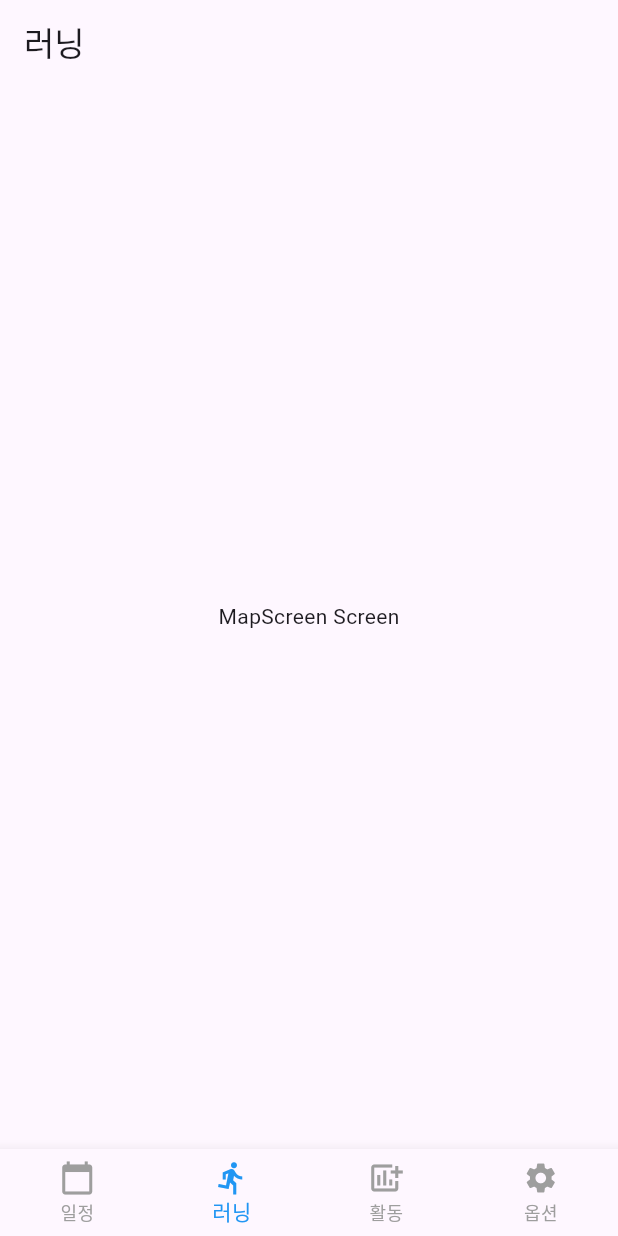
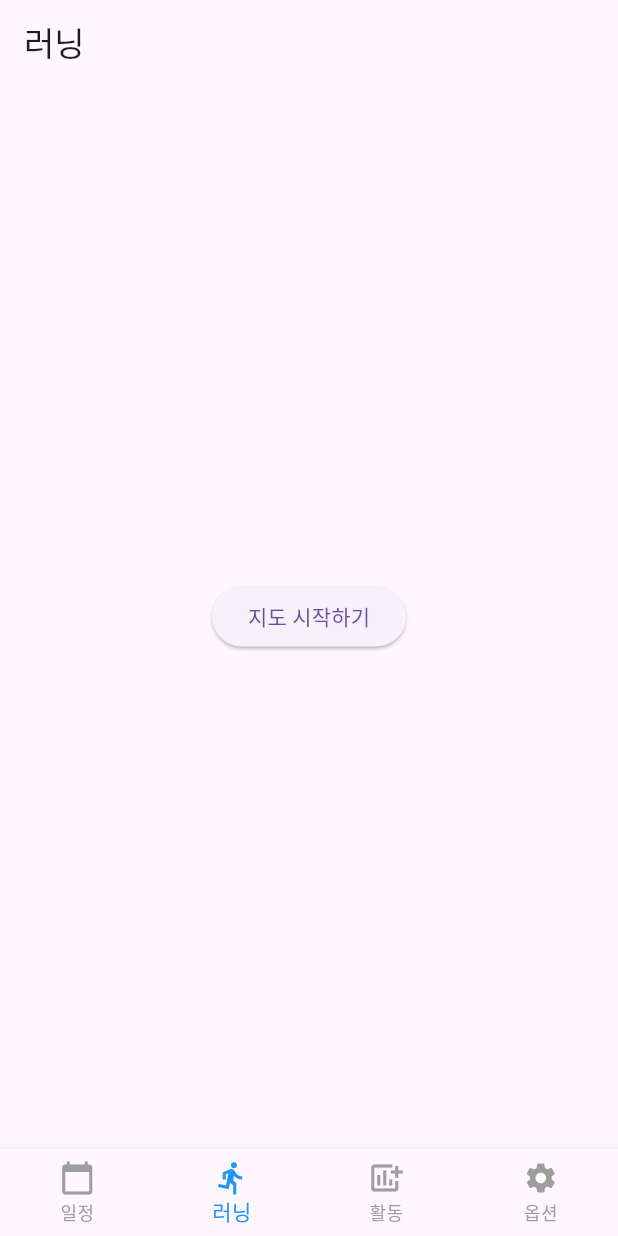
Before and after one commit to ddddongc/f_mob_samp, a Flutter app: the screen it shows after launch, item 2 of the bottom bar chosen, on a phone screen of 412 x 824 dp. Run offline on Flutter 3.47's test engine with Material 3 defaults, Android fonts, the phone set to English and light mode, and no system bars; our stand-ins replace google_maps_flutter, table_calendar.

Commit message:
Map 기능 추가

```diff
--- a/lib/main.dart
+++ b/lib/main.dart
@@ -4,7 +4,6 @@ import 'package:runus_v1/page/bottom_menu.dart';
 import 'package:runus_v1/page/home_screen.dart'; // 예시: HomeScreen 경로
 
 void main() {
-  // main 함수 상단에 다음 코드를 추가하여 날짜/시간 형식 초기화
   // WidgetsFlutterBinding.ensureInitialized(); // 이미 있다면 생략 가능
   // await initializeDateFormatting(); // table_calendar 3.0.0 이상에서는 명시적 호출 불필요할 수 있음
   // 만약 특정 로케일 형식이 필요하다면 추가
@@ -15,7 +14,7 @@ class MyApp extends StatelessWidget {
   @override
   Widget build(BuildContext context) {
     return MaterialApp(
-      title: '달력 앱',
+      title: '일정',
       // 현지화 설정 시작
       localizationsDelegates: [
         GlobalMaterialLocalizations.delegate,
--- a/lib/page/home_screen.dart
+++ b/lib/page/home_screen.dart
@@ -59,9 +59,9 @@ class _HomeScreenState extends State<HomeScreen> {
     final selectedEvents = _selectedDay != null ? _getEventsForDay(_selectedDay!) : [];
 
     return Scaffold(
-      appBar: AppBar(
-        title: Text(''),
-      ),
+      // appBar: AppBar(
+      //   title: Text(''),
+      // ),
       body: Column(
         children: [
           TableCalendar<Event>( // 이벤트 타입 지정
--- a/lib/page/map_screen.dart
+++ b/lib/page/map_screen.dart
@@ -1,8 +1,123 @@
 import 'package:flutter/material.dart';
+import 'package:google_maps_flutter/google_maps_flutter.dart';
 
-class MapScreen extends StatelessWidget {
+// 지도 상태를 나타내는 enum
+enum MapDisplayState {
+  initial,
+  running,
+  paused,
+}
+
+class MapScreen extends StatefulWidget {
+  const MapScreen({Key? key}) : super(key: key);
+
+  @override
+  State<MapScreen> createState() => _MapScreenState();
+}
+
+class _MapScreenState extends State<MapScreen> {
+  late GoogleMapController mapController;
+  final LatLng _center = const LatLng(36.34768, 127.3899);
+
+  MapDisplayState _mapDisplayState = MapDisplayState.initial;
+
+  void _onMapCreated(GoogleMapController controller) {
+    mapController = controller;
+  }
+
+  void _startMap() {
+    setState(() {
+      _mapDisplayState = MapDisplayState.running;
+    });
+  }
+
+  void _pauseMap() {
+    setState(() {
+      _mapDisplayState = MapDisplayState.paused;
+    });
+  }
+
+  void _resumeMap() {
+    setState(() {
+      _mapDisplayState = MapDisplayState.running;
+    });
+  }
+
+  void _stopMap() {
+    setState(() {
+      _mapDisplayState = MapDisplayState.initial;
+    });
+  }
+
   @override
   Widget build(BuildContext context) {
-    return Center(child: Text('MapScreen Screen'));
+    final double topPadding = MediaQuery.of(context).padding.top;
+    return Scaffold(
+      body: Stack(
+        children: [
+          if (_mapDisplayState != MapDisplayState.initial)
+            GoogleMap(
+              onMapCreated: _onMapCreated,
+              initialCameraPosition: CameraPosition(
+                target: _center,
+                zoom: 14.0,
+              ),
+              myLocationEnabled: true,
+              myLocationButtonEnabled: _mapDisplayState == MapDisplayState.running,
+              zoomControlsEnabled: false,
+              scrollGesturesEnabled: _mapDisplayState == MapDisplayState.running,
+              zoomGesturesEnabled: _mapDisplayState == MapDisplayState.running,
+              rotateGesturesEnabled: _mapDisplayState == MapDisplayState.running,
+              tiltGesturesEnabled: _mapDisplayState == MapDisplayState.running,
+            ),
+
+          if (_mapDisplayState == MapDisplayState.initial)
+            Center(
+              child: ElevatedButton(
+                onPressed: _startMap,
+                child: const Text('지도 시작하기'),
+              ),
+            ),
+
+          if (_mapDisplayState == MapDisplayState.running || _mapDisplayState == MapDisplayState.paused)
+            Positioned(
+              top: topPadding + 10.0,
+              left: 0,
+              right: 10.0,
+              child: Padding(
+                padding: const EdgeInsets.symmetric(horizontal: 16.0),
+                child: Row(
+                  mainAxisAlignment: MainAxisAlignment.spaceAround,
+                  children: [
+                    // "일시정지" 또는 "재시작" 아이콘 버튼
+                    IconButton(
+                      icon: Icon(
+                        _mapDisplayState == MapDisplayState.running
+                            ? Icons.pause_circle_filled // 일시정지 아이콘
+                            : Icons.play_circle_filled, // 재시작 (재생) 아이콘
+                      ),
+                      iconSize: 60.0, // 아이콘 크기 조절
+                      color: _mapDisplayState == MapDisplayState.running
+                          ? Colors.orange // 일시정지 아이콘 색상
+                          : Colors.green, // 재시작 아이콘 색상
+                      onPressed: _mapDisplayState == MapDisplayState.running ? _pauseMap : _resumeMap,
+                      tooltip: _mapDisplayState == MapDisplayState.running ? '일시정지' : '재시작', // 길게 눌렀을 때 표시될 텍스트
+                    ),
+                    // "종료" 아이콘 버튼
+                    const SizedBox(width: 8.0),
+                    IconButton(
+                      icon: const Icon(Icons.stop_circle_outlined), // 종료 아이콘
+                      iconSize: 60.0, // 아이콘 크기 조절
+                      color: Colors.red, // 종료 아이콘 색상
+                      onPressed: _stopMap,
+                      tooltip: '종료', // 길게 눌렀을 때 표시될 텍스트
+                    ),
+                  ],
+                ),
+              ),
+            ),
+        ],
+      ),
+    );
   }
 }
--- a/pubspec.yaml
+++ b/pubspec.yaml
@@ -32,10 +32,11 @@ dependencies:
     sdk: flutter
   flutter_localizations:
     sdk: flutter         # <--- 이것도 함께 추가하세요.
-
+  #달력
   table_calendar: ^3.0.0
   intl: ^0.19.0
-
+  #지도
+  google_maps_flutter: ^2.6.0
 
   # The following adds the Cupertino Icons font to your application.
   # Use with the CupertinoIcons class for iOS style icons.
```
Also changed, not shown: pubspec.lock, 5 other files.
